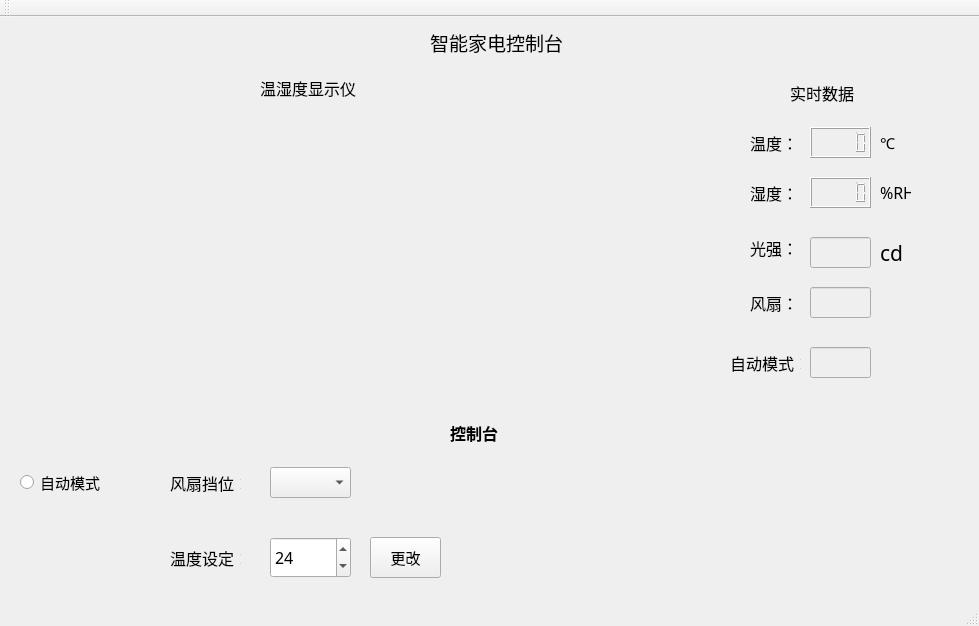
This is mainwindow.ui in zgqzhangguoqi/Qt_smart_elec as Qt 5 draws it before an edit. The edited form follows.
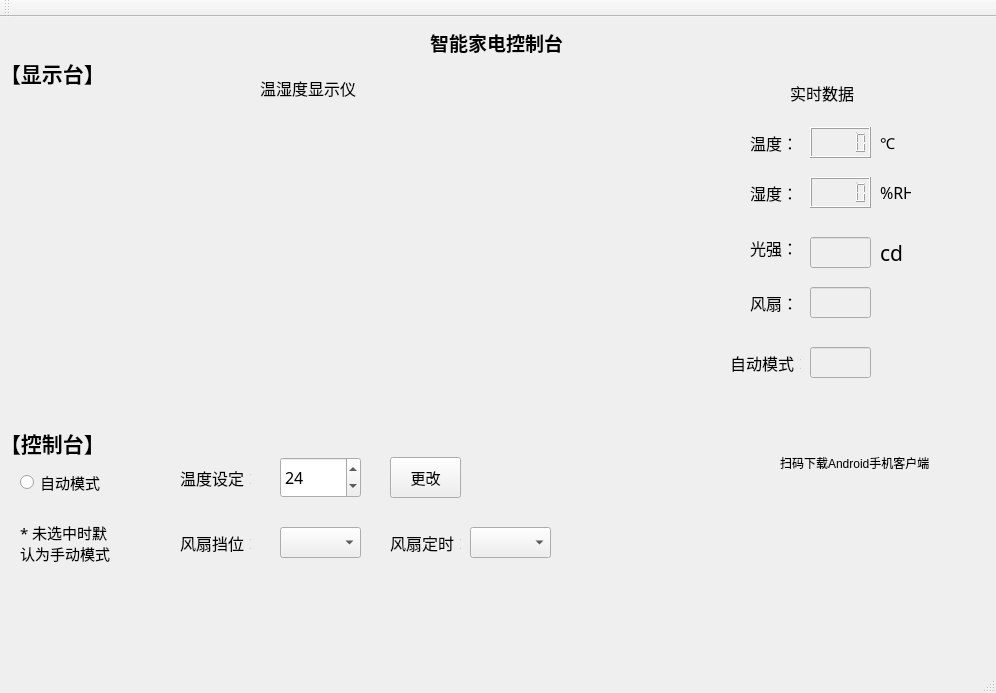
This is the edited form. Icons and pictures are not drawn.

Commit message: 控制台重大更新

What changed in the file:
```diff
--- a/mainwindow.ui
+++ b/mainwindow.ui
@@ -9,8 +9,8 @@
    <rect>
     <x>0</x>
     <y>0</y>
-    <width>979</width>
-    <height>626</height>
+    <width>996</width>
+    <height>693</height>
    </rect>
   </property>
   <property name="windowTitle">
@@ -29,7 +29,7 @@
      <rect>
       <x>380</x>
       <y>0</y>
-      <width>31</width>
+      <width>41</width>
       <height>51</height>
      </rect>
     </property>
@@ -53,6 +53,8 @@
      <font>
       <family>新宋体</family>
       <pointsize>14</pointsize>
+      <weight>75</weight>
+      <bold>true</bold>
      </font>
     </property>
     <property name="text">
@@ -62,16 +64,16 @@
    <widget class="QLabel" name="Time_Counter">
     <property name="geometry">
      <rect>
-      <x>740</x>
-      <y>10</y>
-      <width>241</width>
-      <height>31</height>
+      <x>400</x>
+      <y>570</y>
+      <width>311</width>
+      <height>51</height>
      </rect>
     </property>
     <property name="font">
      <font>
       <family>Times New Roman</family>
-      <pointsize>11</pointsize>
+      <pointsize>14</pointsize>
      </font>
     </property>
     <property name="text">
@@ -336,22 +338,22 @@
     </property>
     <property name="geometry">
      <rect>
-      <x>450</x>
-      <y>400</y>
-      <width>81</width>
+      <x>0</x>
+      <y>410</y>
+      <width>121</width>
       <height>31</height>
      </rect>
     </property>
     <property name="font">
      <font>
       <family>宋体</family>
-      <pointsize>12</pointsize>
+      <pointsize>16</pointsize>
       <weight>75</weight>
       <bold>true</bold>
      </font>
     </property>
     <property name="text">
-     <string>控制台</string>
+     <string>【控制台】</string>
     </property>
    </widget>
    <widget class="QRadioButton" name="asdio_auto">
@@ -376,8 +378,8 @@
    <widget class="QComboBox" name="combox_fan">
     <property name="geometry">
      <rect>
-      <x>270</x>
-      <y>450</y>
+      <x>280</x>
+      <y>510</y>
       <width>81</width>
       <height>31</height>
      </rect>
@@ -386,8 +388,8 @@
    <widget class="QLabel" name="lb_fan_">
     <property name="geometry">
      <rect>
-      <x>170</x>
-      <y>450</y>
+      <x>180</x>
+      <y>510</y>
       <width>71</width>
       <height>31</height>
      </rect>
@@ -405,8 +407,8 @@
    <widget class="QLabel" name="label">
     <property name="geometry">
      <rect>
-      <x>170</x>
-      <y>530</y>
+      <x>180</x>
+      <y>450</y>
       <width>71</width>
       <height>21</height>
      </rect>
@@ -427,8 +429,8 @@
     </property>
     <property name="geometry">
      <rect>
-      <x>270</x>
-      <y>520</y>
+      <x>280</x>
+      <y>440</y>
       <width>81</width>
       <height>41</height>
      </rect>
@@ -446,8 +448,8 @@
    <widget class="QPushButton" name="pushButton">
     <property name="geometry">
      <rect>
-      <x>370</x>
-      <y>520</y>
+      <x>390</x>
+      <y>440</y>
       <width>71</width>
       <height>41</height>
      </rect>
@@ -462,6 +464,110 @@
      <string>更改</string>
     </property>
    </widget>
+   <widget class="QLabel" name="label_2">
+    <property name="geometry">
+     <rect>
+      <x>20</x>
+      <y>480</y>
+      <width>91</width>
+      <height>91</height>
+     </rect>
+    </property>
+    <property name="font">
+     <font>
+      <family>楷体</family>
+      <pointsize>11</pointsize>
+     </font>
+    </property>
+    <property name="lineWidth">
+     <number>1</number>
+    </property>
+    <property name="text">
+     <string>* 未选中时默认为手动模式</string>
+    </property>
+    <property name="wordWrap">
+     <bool>true</bool>
+    </property>
+   </widget>
+   <widget class="QLabel" name="label_3">
+    <property name="geometry">
+     <rect>
+      <x>0</x>
+      <y>40</y>
+      <width>101</width>
+      <height>31</height>
+     </rect>
+    </property>
+    <property name="font">
+     <font>
+      <family>宋体</family>
+      <pointsize>16</pointsize>
+      <weight>75</weight>
+      <bold>true</bold>
+     </font>
+    </property>
+    <property name="text">
+     <string>【显示台】</string>
+    </property>
+   </widget>
+   <widget class="QLabel" name="label_4">
+    <property name="geometry">
+     <rect>
+      <x>810</x>
+      <y>470</y>
+      <width>81</width>
+      <height>81</height>
+     </rect>
+    </property>
+    <property name="text">
+     <string/>
+    </property>
+    <property name="pixmap">
+     <pixmap>C:/Users/Administrator/Desktop/Qt_smart_elec-master/Qt_smart_elec-master/er.png</pixmap>
+    </property>
+   </widget>
+   <widget class="QLabel" name="label_5">
+    <property name="geometry">
+     <rect>
+      <x>780</x>
+      <y>430</y>
+      <width>151</width>
+      <height>31</height>
+     </rect>
+    </property>
+    <property name="text">
+     <string>扫码下载Android手机客户端</string>
+    </property>
+   </widget>
+   <widget class="QLabel" name="label_6">
+    <property name="geometry">
+     <rect>
+      <x>390</x>
+      <y>510</y>
+      <width>71</width>
+      <height>31</height>
+     </rect>
+    </property>
+    <property name="font">
+     <font>
+      <family>宋体</family>
+      <pointsize>12</pointsize>
+     </font>
+    </property>
+    <property name="text">
+     <string>风扇定时：</string>
+    </property>
+   </widget>
+   <widget class="QComboBox" name="combox_time">
+    <property name="geometry">
+     <rect>
+      <x>470</x>
+      <y>510</y>
+      <width>81</width>
+      <height>31</height>
+     </rect>
+    </property>
+   </widget>
   </widget>
   <widget class="QMenuBar" name="menuBar">
    <property name="geometry">
```
Left out of the diff: 10 changed lines with no effect on the pictures. The commit also changes 1 other file.
